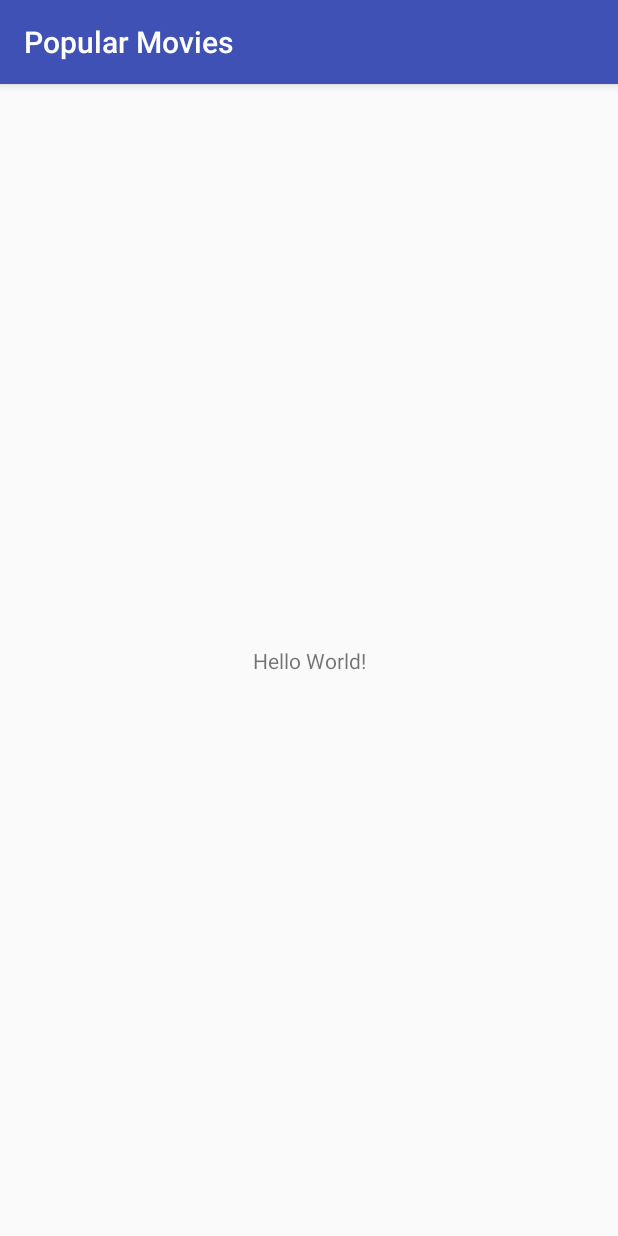
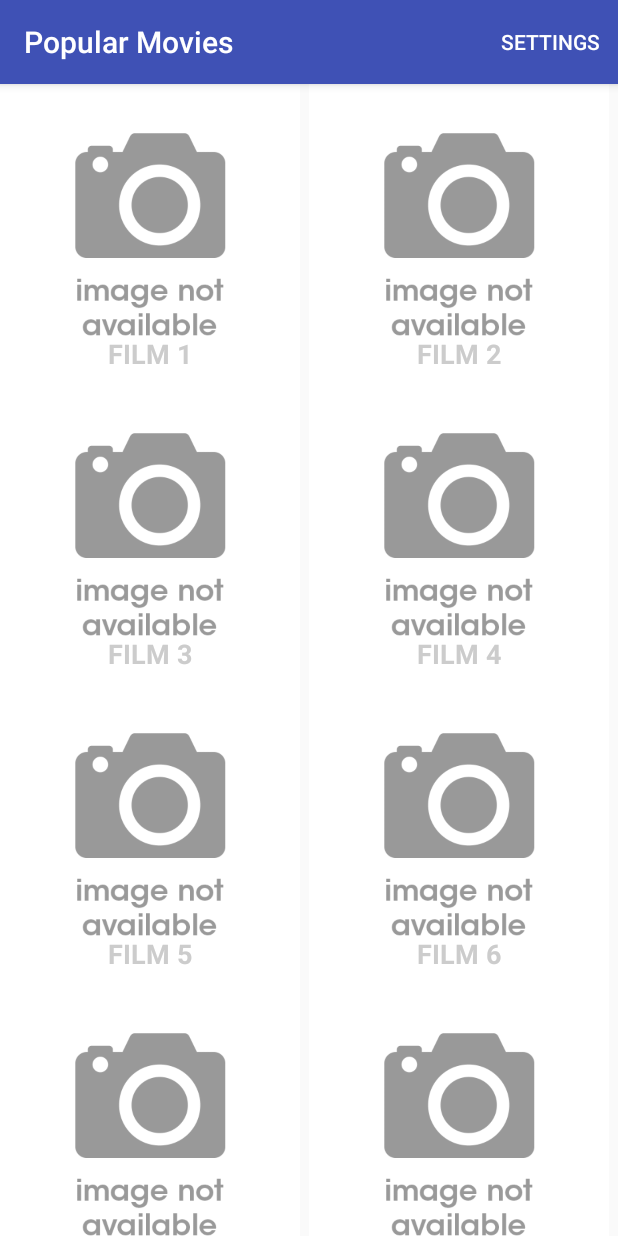
Before and after one commit to mregtej/popular-movies, an Android app: the screen it shows after launch (MainActivity), on a phone screen of 412 x 824 dp. Run offline under Robolectric (Android 15) with nearby library versions, the phone set to English and light mode, and no system bars.

Commit message:
Added initial version of film's GridView

```diff
--- a/app/src/main/java/com/udacity/popularmovies/MainActivity.java
+++ b/app/src/main/java/com/udacity/popularmovies/MainActivity.java
@@ -2,6 +2,8 @@ package com.udacity.popularmovies;
 
 import android.support.v7.app.AppCompatActivity;
 import android.os.Bundle;
+import android.view.Menu;
+import android.view.MenuItem;
 
 public class MainActivity extends AppCompatActivity {
 
@@ -10,4 +12,21 @@ public class MainActivity extends AppCompatActivity {
         super.onCreate(savedInstanceState);
         setContentView(R.layout.activity_main);
     }
+
+    @Override
+    public boolean onCreateOptionsMenu(Menu menu) {
+        // Inflate the menu; this adds items to the action bar if it is present.
+        getMenuInflater().inflate(R.menu.menu_main, menu);
+        return true;
+    }
+
+    @Override
+    public boolean onOptionsItemSelected(MenuItem item) {
+        switch(item.getItemId()) {
+            case R.id.action_settings:
+                return true;
+            default:
+                return super.onOptionsItemSelected(item);
+        }
+    }
 }
--- /dev/null
+++ b/app/src/main/java/com/udacity/popularmovies/MainActivityFragment.java
@@ -0,0 +1,50 @@
+package com.udacity.popularmovies;
+
+import android.app.Fragment;
+import android.os.Bundle;
+import android.support.annotation.Nullable;
+import android.view.LayoutInflater;
+import android.view.View;
+import android.view.ViewGroup;
+import android.widget.GridView;
+
+import com.udacity.popularmovies.model.PopularFilm;
+import com.udacity.popularmovies.model.PopularFilmsAdapter;
+
+import java.util.Arrays;
+
+public class MainActivityFragment extends Fragment {
+
+    private PopularFilmsAdapter popularFilmAdapter;
+
+    PopularFilm[] popularFilms = {
+            new PopularFilm("Film 1", R.drawable.image_not_available_drawable),
+            new PopularFilm("Film 2", R.drawable.image_not_available_drawable),
+            new PopularFilm("Film 3", R.drawable.image_not_available_drawable),
+            new PopularFilm("Film 4", R.drawable.image_not_available_drawable),
+            new PopularFilm("Film 5", R.drawable.image_not_available_drawable),
+            new PopularFilm("Film 6", R.drawable.image_not_available_drawable),
+            new PopularFilm("Film 7", R.drawable.image_not_available_drawable),
+            new PopularFilm("Film 8", R.drawable.image_not_available_drawable),
+            new PopularFilm("Film 9", R.drawable.image_not_available_drawable),
+            new PopularFilm("Film 10",R.drawable.image_not_available_drawable)
+    };
+
+    public MainActivityFragment() {
+    }
+
+    @Nullable
+    @Override
+    public View onCreateView(LayoutInflater inflater, @Nullable ViewGroup container,
+                             Bundle savedInstanceState) {
+        View rootView = inflater.inflate(R.layout.fragment_main, container, false);
+
+        popularFilmAdapter = new PopularFilmsAdapter(getActivity(), Arrays.asList(popularFilms));
+
+        // Get a reference to the ListView, and attach this adapter to it.
+        GridView gridView = (GridView) rootView.findViewById(R.id.gv_popular_films);
+        gridView.setAdapter(popularFilmAdapter);
+
+        return rootView;
+    }
+}
--- /dev/null
+++ b/app/src/main/java/com/udacity/popularmovies/model/PopularFilm.java
@@ -0,0 +1,24 @@
+package com.udacity.popularmovies.model;
+
+/**
+ * Popular Film Model (Custom ArrayAdapter)
+ */
+public class PopularFilm {
+
+    /** Film poster */
+    int filmPoster;
+    /** Film title */
+    String filmTitle;
+
+    /**
+     * Public constructor
+     *
+     * @param title Film title
+     * @param image Film poster
+     */
+    public PopularFilm(String title, int image)
+    {
+        this.filmPoster = image;
+        this.filmTitle = title;
+    }
+}
--- /dev/null
+++ b/app/src/main/java/com/udacity/popularmovies/model/PopularFilmsAdapter.java
@@ -0,0 +1,63 @@
+package com.udacity.popularmovies.model;
+
+import android.app.Activity;
+import android.support.annotation.NonNull;
+import android.support.annotation.Nullable;
+import android.view.LayoutInflater;
+import android.view.View;
+import android.view.ViewGroup;
+import android.widget.ArrayAdapter;
+import android.widget.ImageView;
+import android.widget.TextView;
+
+import com.udacity.popularmovies.R;
+
+import java.util.List;
+
+/**
+ * Popular Films Custom ArrayAdapter
+ */
+public class PopularFilmsAdapter extends ArrayAdapter<PopularFilm> {
+
+    /** Log TAG - Class Name */
+    private static final String TAG = PopularFilmsAdapter.class.getSimpleName();
+    /** Number of films */
+    private int mNumberOfFilms;
+
+    /**
+     * Custom PopularFilms ArrayAdapterConstructor.
+     *
+     * @param context           Activity context for inflating the layout file
+     * @param popularFilmList   List of PopularFilm objects to display in a list.
+     */
+    public PopularFilmsAdapter(Activity context, List<PopularFilm> popularFilmList) {
+        super(context,0, popularFilmList);
+        mNumberOfFilms = popularFilmList.size();
+    }
+
+    @NonNull
+    @Override
+    public View getView(int position, @Nullable View convertView, @NonNull ViewGroup parent) {
+        PopularFilm popularFilm = getItem(position);
+
+        if (convertView == null) {
+            convertView = LayoutInflater.from(getContext()).inflate(
+                    R.layout.film_item,
+                    parent,
+                    false);
+        }
+
+        ImageView filmPosterView = (ImageView) convertView.findViewById(R.id.iv_film_poster);
+        filmPosterView.setImageResource(popularFilm.filmPoster);
+
+        TextView versionNameView = (TextView) convertView.findViewById(R.id.tv_film_title);
+        versionNameView.setText(popularFilm.filmTitle);
+
+        return convertView;
+    }
+
+    @Override
+    public int getCount() {
+        return mNumberOfFilms;
+    }
+}
--- a/app/src/main/res/layout/activity_main.xml
+++ b/app/src/main/res/layout/activity_main.xml
@@ -1,18 +1,11 @@
 <?xml version="1.0" encoding="utf-8"?>
-<android.support.constraint.ConstraintLayout xmlns:android="http://schemas.android.com/apk/res/android"
-    xmlns:app="http://schemas.android.com/apk/res-auto"
+<fragment xmlns:android="http://schemas.android.com/apk/res/android"
     xmlns:tools="http://schemas.android.com/tools"
+    android:id="@+id/fr_main"
+    android:name="com.udacity.popularmovies.MainActivityFragment"
     android:layout_width="match_parent"
     android:layout_height="match_parent"
+    tools:layout="@layout/fragment_main"
     tools:context=".MainActivity">
 
-    <TextView
-        android:layout_width="wrap_content"
-        android:layout_height="wrap_content"
-        android:text="Hello World!"
-        app:layout_constraintBottom_toBottomOf="parent"
-        app:layout_constraintLeft_toLeftOf="parent"
-        app:layout_constraintRight_toRightOf="parent"
-        app:layout_constraintTop_toTopOf="parent" />
-
-</android.support.constraint.ConstraintLayout>
+</fragment>
--- /dev/null
+++ b/app/src/main/res/layout/film_item.xml
@@ -0,0 +1,33 @@
+<?xml version="1.0" encoding="utf-8"?>
+<android.support.constraint.ConstraintLayout xmlns:android="http://schemas.android.com/apk/res/android"
+    xmlns:app="http://schemas.android.com/apk/res-auto"
+    xmlns:tools="http://schemas.android.com/tools"
+    android:layout_width="wrap_content"
+    android:layout_height="wrap_content">
+    <ImageView
+        android:id="@+id/iv_film_poster"
+        android:layout_width="200dp"
+        android:layout_height="200dp"
+        android:scaleType="centerCrop"
+        android:foregroundGravity="center"
+        android:contentDescription="Film poster" />
+
+    <TextView
+        android:id="@+id/tv_film_title"
+        android:layout_width="wrap_content"
+        android:layout_height="wrap_content"
+        android:layout_gravity="bottom|center_horizontal"
+        android:layout_marginBottom="@dimen/film_title_vertical_margin"
+        android:layout_marginEnd="@dimen/film_title_horizontal_margin"
+        android:layout_marginLeft="@dimen/film_title_horizontal_margin"
+        android:layout_marginRight="@dimen/film_title_horizontal_margin"
+        android:layout_marginStart="@dimen/film_title_horizontal_margin"
+        android:textSize="18sp"
+        android:textAllCaps="true"
+        android:textStyle="bold"
+        android:textColor="@color/colorFilmTitle"
+        app:layout_constraintBottom_toBottomOf="@+id/iv_film_poster"
+        app:layout_constraintEnd_toEndOf="@+id/iv_film_poster"
+        app:layout_constraintStart_toStartOf="@+id/iv_film_poster" />
+
+</android.support.constraint.ConstraintLayout>
--- /dev/null
+++ b/app/src/main/res/layout/fragment_main.xml
@@ -0,0 +1,12 @@
+<?xml version="1.0" encoding="utf-8"?>
+<GridView xmlns:android="http://schemas.android.com/apk/res/android"
+    xmlns:tools="http://schemas.android.com/tools"
+    android:id="@+id/gv_popular_films"
+    android:layout_width="match_parent"
+    android:layout_height="match_parent"
+    android:columnWidth="@dimen/column_width_main_activity"
+    android:numColumns="auto_fit"
+    android:stretchMode="columnWidth"
+    tools:context=".MainActivityFragment" >
+
+</GridView>
--- /dev/null
+++ b/app/src/main/res/menu/menu_main.xml
@@ -0,0 +1,10 @@
+<?xml version="1.0" encoding="utf-8"?>
+<menu xmlns:app="http://schemas.android.com/apk/res-auto"
+    xmlns:android="http://schemas.android.com/apk/res/android">
+
+    <item
+        android:id="@+id/action_settings"
+        android:orderInCategory="1"
+        android:title="@string/settings_menu_item"
+        app:showAsAction="ifRoom" />
+</menu>
--- a/app/src/main/res/values/colors.xml
+++ b/app/src/main/res/values/colors.xml
@@ -3,4 +3,6 @@
     <color name="colorPrimary">#3F51B5</color>
     <color name="colorPrimaryDark">#303F9F</color>
     <color name="colorAccent">#FF4081</color>
+
+    <color name="colorFilmTitle">#CCCCCC</color>
 </resources>
--- /dev/null
+++ b/app/src/main/res/values/dimens.xml
@@ -0,0 +1,12 @@
+<?xml version="1.0" encoding="utf-8"?>
+<resources>
+    <!-- MainActivity & Fragment dimensions and paddings -->
+    <dimen name="column_width_main_activity">150dp</dimen>
+
+    <!-- Film Item Model dimens and paddings -->
+    <dimen name="film_poster_width">200dp</dimen>
+    <dimen name="film_poster_height">200dp</dimen>
+    <dimen name="film_title_vertical_margin">8dp</dimen>
+    <dimen name="film_title_horizontal_margin">8dp</dimen>
+
+</resources>
--- a/app/src/main/res/values/strings.xml
+++ b/app/src/main/res/values/strings.xml
@@ -1,3 +1,9 @@
 <resources>
+    <!-- App name & main titles-->
     <string name="app_name">Popular Movies</string>
+
+    <!-- App menu -->
+    <string name="settings_menu_item">Settings</string>
+
+    <!-- Default texts & hints (TextViews) -->
 </resources>
```
Also changed, not shown: app/src/main/res/drawable/image_not_available_drawable.png (added).
